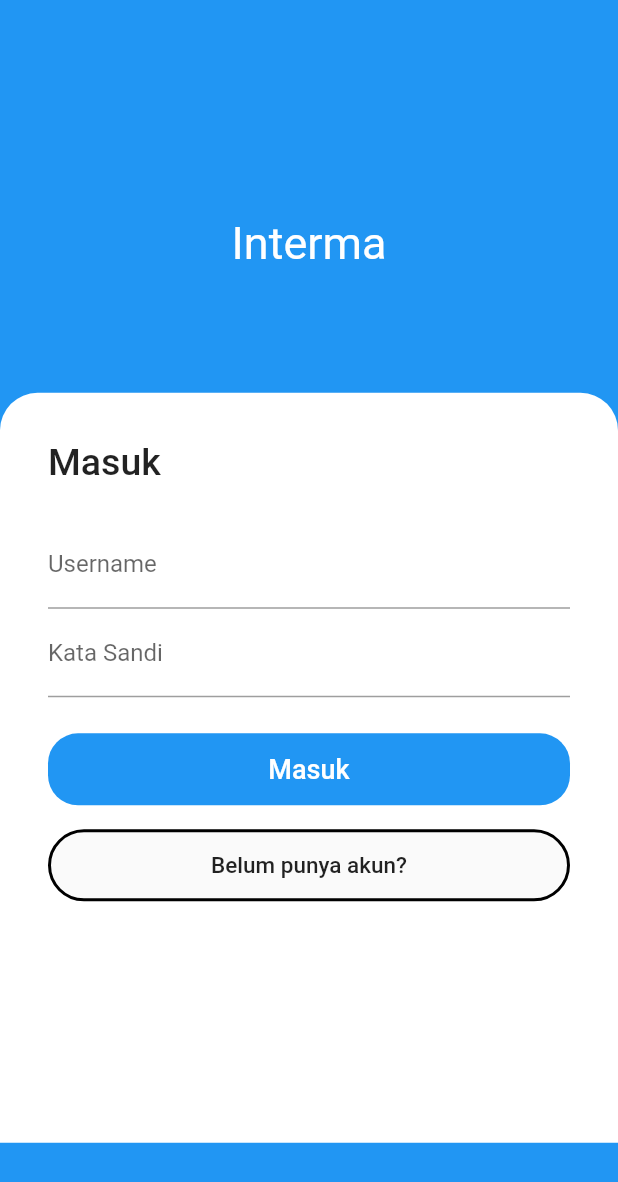
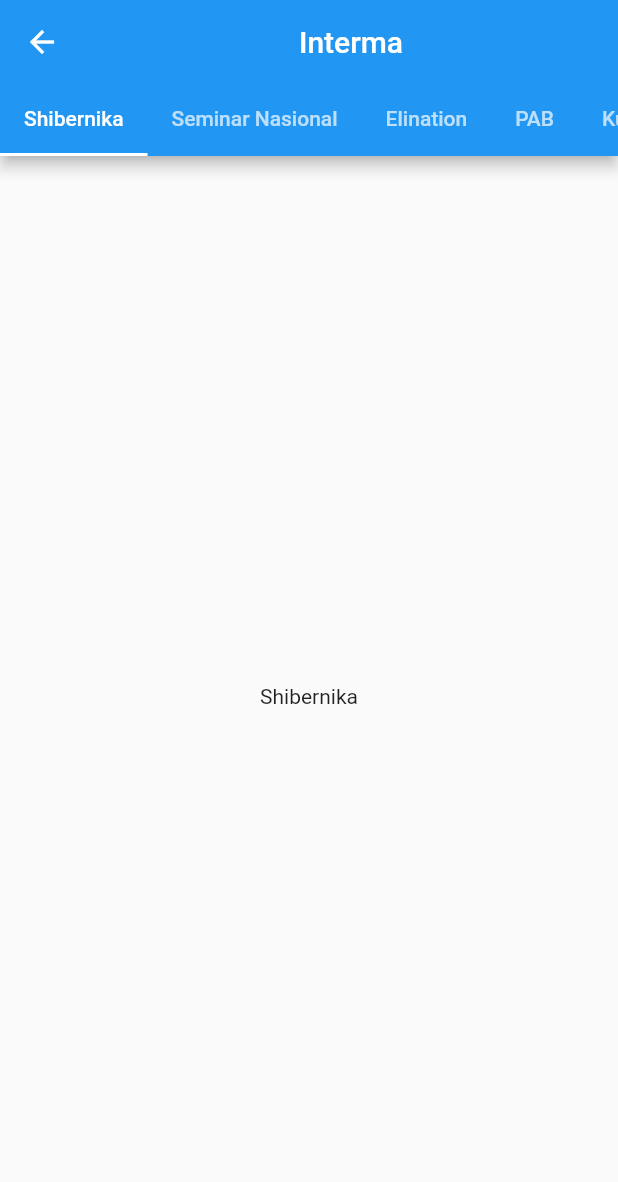
Before and after one commit to fahrulsite/interma, a Flutter app: the screen it shows after launch, after a tap on "Masuk", on a phone screen of 412 x 824 dp. Shown: the top 1182 px of the screen. Run offline on Flutter 3.47's test engine with Material 2 defaults, Android fonts, the phone set to English and light mode, and no system bars; our stand-ins replace get.

Commit message:
add navbar

```diff
--- /dev/null
+++ b/lib/dashboard.dart
@@ -0,0 +1,66 @@
+import 'package:flutter/material.dart';
+
+class Dashboard extends StatefulWidget {
+  @override
+  _DashboardState createState() => _DashboardState();
+}
+
+class _DashboardState extends State<Dashboard> {
+  @override
+  Widget build(BuildContext context) {
+    return DefaultTabController(
+        length: 6,
+        child: Scaffold(
+          appBar: AppBar(
+            title: Center(
+              child: Text("Interma"),
+            ),
+            bottom: TabBar(
+              isScrollable: true,
+              tabs: [
+                Tab(
+                  text: 'Shibernika',
+                ),
+                Tab(
+                  text: 'Seminar Nasional',
+                ),
+                Tab(
+                  text: 'Elination',
+                ),
+                Tab(
+                  text: 'PAB',
+                ),
+                Tab(
+                  text: 'Kunjungan Industri',
+                ),
+                Tab(
+                  text: 'Temu Jurusan',
+                ),
+              ],
+            ),
+          ),
+          body: TabBarView(
+            children: [
+              Center(
+                child: Text("Shibernika"),
+              ),
+              Center(
+                child: Text("Seminar Nasional"),
+              ),
+              Center(
+                child: Text("Elination"),
+              ),
+              Center(
+                child: Text("PAB"),
+              ),
+              Center(
+                child: Text("Kunjungan Industri"),
+              ),
+              Center(
+                child: Text("Temu Jurusan"),
+              ),
+            ],
+          ),
+        ));
+  }
+}
--- a/lib/login.dart
+++ b/lib/login.dart
@@ -1,5 +1,7 @@
 import 'package:flutter/material.dart';
 import 'package:flutter/rendering.dart';
+import 'package:get/get.dart';
+import 'package:interma/dashboard.dart';
 
 class Login extends StatefulWidget {
   @override
@@ -23,7 +25,8 @@ class _LoginState extends State<Login> {
             SizedBox(height: height*0.1, ),
             Text("Interma", style: TextStyle(color: Colors.white, fontSize: 30, fontWeight: FontWeight.w400),),
             SizedBox(height: height*0.1, ),
-            Container(
+            Expanded(
+              child: Container(
                 width: width,
                 height: 500,
                 decoration: BoxDecoration(
@@ -70,7 +73,7 @@ class _LoginState extends State<Login> {
                     Material(color: Colors.blue,
                       borderRadius: BorderRadius.circular(20),
                       child: MaterialButton(
-                      onPressed: () => null,
+                        onPressed: () => Get.to(Dashboard()),
                         child: Text(
                           'Masuk',
                           style: TextStyle(color: Colors.white, fontSize: 18),
@@ -99,6 +102,7 @@ class _LoginState extends State<Login> {
                 ),
                 )
               ),
+            ),
           ],
         ),
       ),
--- a/lib/main.dart
+++ b/lib/main.dart
@@ -1,4 +1,5 @@
 import 'package:flutter/material.dart';
+import 'package:get/route_manager.dart';
 import 'login.dart';
 
 void main() {
@@ -9,7 +10,7 @@ class MyApp extends StatelessWidget {
   // This widget is the root of your application.
   @override
   Widget build(BuildContext context) {
-    return MaterialApp(
+    return GetMaterialApp(
       title: 'Flutter Demo',
       theme: ThemeData(
         primarySwatch: Colors.blue,
--- a/pubspec.yaml
+++ b/pubspec.yaml
@@ -28,6 +28,7 @@ dependencies:
   # The following adds the Cupertino Icons font to your application.
   # Use with the CupertinoIcons class for iOS style icons.
   cupertino_icons: ^1.0.0
+  get: ^3.25.6
 
 dev_dependencies:
   flutter_test:
```
Also changed, not shown: pubspec.lock. Lines whose indentation alone changed are shown as unchanged.
